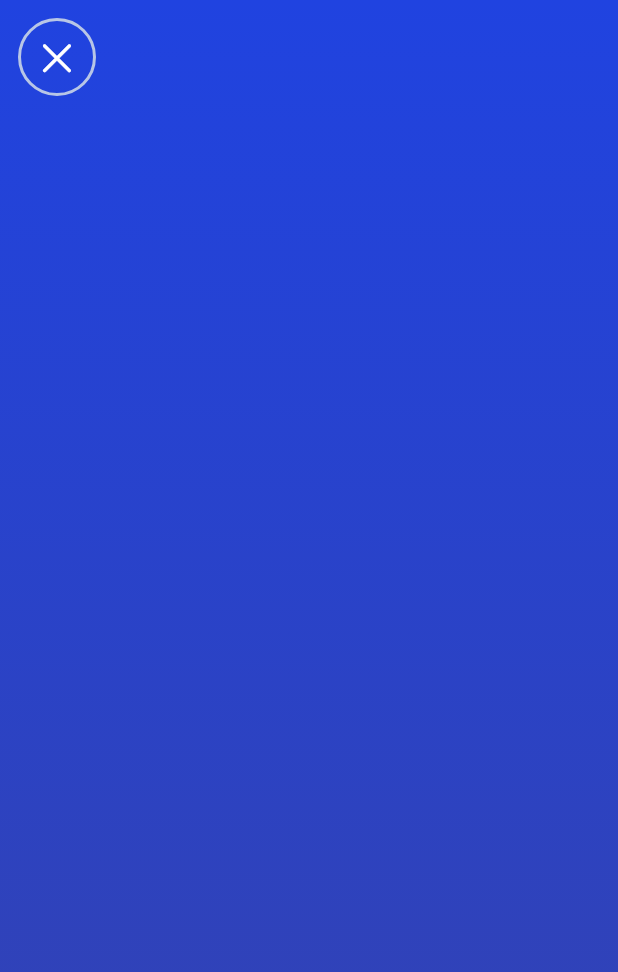
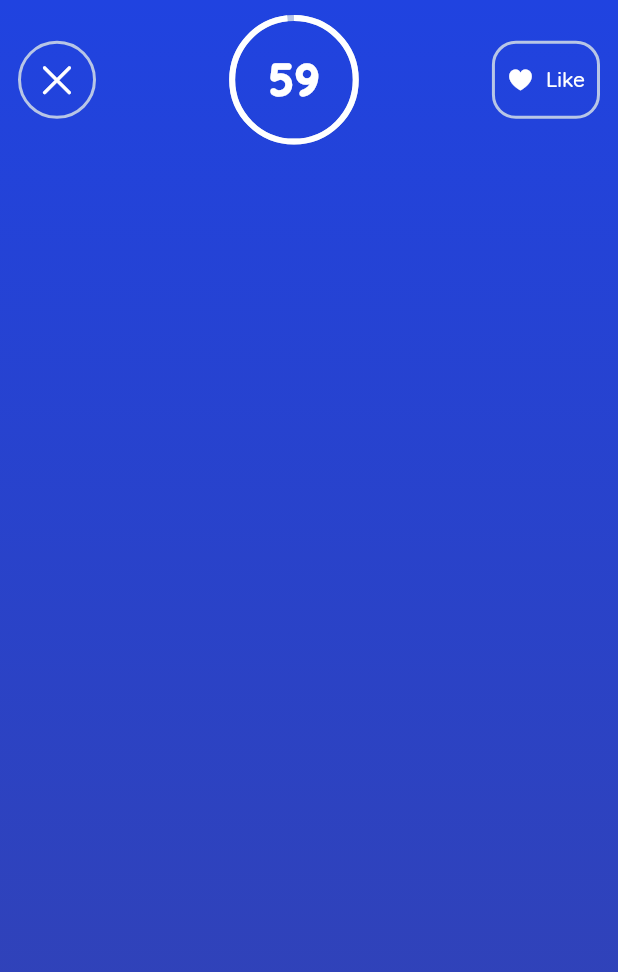
Before and after one commit to mdrabbihossen/quizzify, a Flutter app: the screen it shows after launch, after a tap on "Continue", on a phone screen of 412 x 824 dp. Shown: the top 972 px of the screen. Run offline on Flutter 3.47's test engine with Material 2 defaults, Android fonts, the phone set to English and light mode, and no system bars; our stand-ins replace google_fonts.

```diff
--- a/lib/controller/quiz_controller.dart
+++ b/lib/controller/quiz_controller.dart
@@ -1,5 +1,27 @@
+import 'dart:async';
+
 import 'package:flutter/material.dart';
 
 class QuizController extends ChangeNotifier {
+  int _seconds = 60;
+  late final Timer? _timer;
+
+  int get seconds => _seconds;
+
+  Timer get timer => _timer!;
+
+// start timer
+  void startTimer() {
+    _timer = Timer.periodic(const Duration(seconds: 1), (timer) {
+      if (_seconds > 0) {
+        _seconds--;
+        notifyListeners();
+      } else {
+        _timer!.cancel();
+      }
+    });
+  }
+// start timer end
+// using startTimer
 
 }
--- a/lib/main.dart
+++ b/lib/main.dart
@@ -1,5 +1,8 @@
 import 'package:flutter/material.dart';
+import 'package:provider/provider.dart';
 import 'package:quizzify/views/home/screens/home_screen.dart';
+
+import 'controller/quiz_controller.dart';
 
 void main() {
   runApp(const MyApp());
@@ -11,9 +14,12 @@ class MyApp extends StatelessWidget {
   // This widget is the root of your application.
   @override
   Widget build(BuildContext context) {
-    return const MaterialApp(
-      debugShowCheckedModeBanner: false,
-      home: HomeScreen(),
+    return ChangeNotifierProvider(
+      create: (_) => QuizController(),
+      child: const MaterialApp(
+        debugShowCheckedModeBanner: false,
+        home: HomeScreen(),
+      ),
     );
   }
 }
--- a/lib/views/quiz/quiz_screen.dart
+++ b/lib/views/quiz/quiz_screen.dart
@@ -1,12 +1,31 @@
 import 'package:flutter/cupertino.dart';
 import 'package:flutter/material.dart';
+import 'package:provider/provider.dart';
+import 'package:quizzify/controller/quiz_controller.dart';
 import 'package:quizzify/utils/colors.dart';
+import 'package:quizzify/utils/text_styles.dart';
 
-class QuizScreen extends StatelessWidget {
+class QuizScreen extends StatefulWidget {
   const QuizScreen({Key? key}) : super(key: key);
 
   @override
+  State<QuizScreen> createState() => _QuizScreenState();
+}
+
+class _QuizScreenState extends State<QuizScreen> {
+  @override
+  void initState() {
+    // TODO: implement initState
+    super.initState();
+    WidgetsBinding.instance.addPostFrameCallback((_) {
+      Provider.of<QuizController>(context, listen: false).startTimer();
+    });
+  }
+
+  @override
   Widget build(BuildContext context) {
+    final controller = Provider.of<QuizController>(context);
+    final size = MediaQuery.sizeOf(context);
     return Scaffold(
       body: SafeArea(
         child: Container(
@@ -26,6 +45,7 @@ class QuizScreen extends StatelessWidget {
           child: Column(
             children: [
               Row(
+                mainAxisAlignment: MainAxisAlignment.spaceBetween,
                 children: [
                   Container(
                     decoration: BoxDecoration(
@@ -37,11 +57,61 @@ class QuizScreen extends StatelessWidget {
                       shape: BoxShape.circle,
                     ),
                     child: IconButton(
-                      onPressed: () {},
+                      onPressed: () {
+                        Navigator.pop(context);
+                      },
                       icon: const Icon(
                         CupertinoIcons.xmark,
                         size: 28,
                         color: Colors.white,
+                      ),
+                    ),
+                  ),
+                  Stack(
+                    alignment: Alignment.center,
+                    children: [
+                      Text(
+                        controller.seconds.toString(),
+                        style: AppStyles.textStyle(
+                          color: Colors.white,
+                          fontSize: 30,
+                          fontWeight: FontWeight.w900,
+                        ),
+                      ),
+                      SizedBox(
+                        height: size.height * 0.1,
+                        width: size.width * 0.2,
+                        child: CircularProgressIndicator(
+                          value: controller.seconds / 60,
+                          valueColor: const AlwaysStoppedAnimation<Color>(
+                            Colors.white,
+                          ),
+                          backgroundColor: AppColors.lightGrey,
+                        ),
+                      )
+                    ],
+                  ),
+                  Container(
+                    decoration: BoxDecoration(
+                      borderRadius: BorderRadius.circular(16),
+                      border: Border.all(
+                        color: AppColors.lightGrey,
+                        width: 2,
+                      ),
+                    ),
+                    child: TextButton.icon(
+                      onPressed: () {},
+                      icon: const Icon(
+                        CupertinoIcons.heart_fill,
+                        color: Colors.white,
+                        size: 18,
+                      ),
+                      label: Text(
+                        "Like",
+                        style: AppStyles.textStyle(
+                          color: Colors.white,
+                          fontSize: 14,
+                        ),
                       ),
                     ),
                   ),
```
